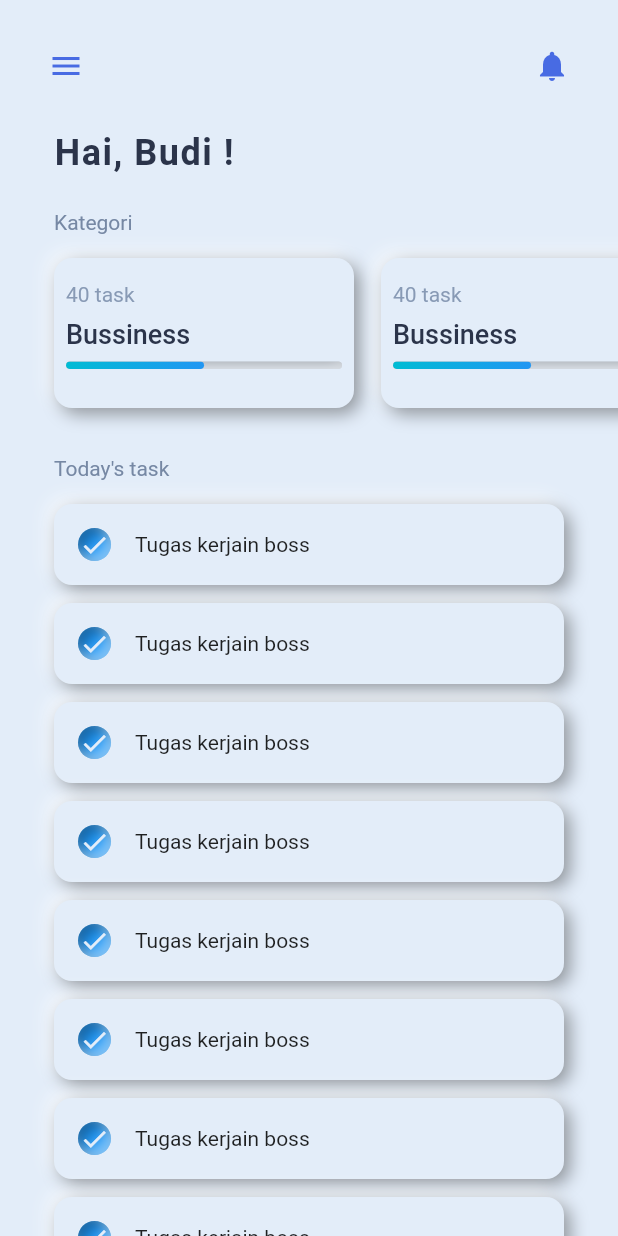
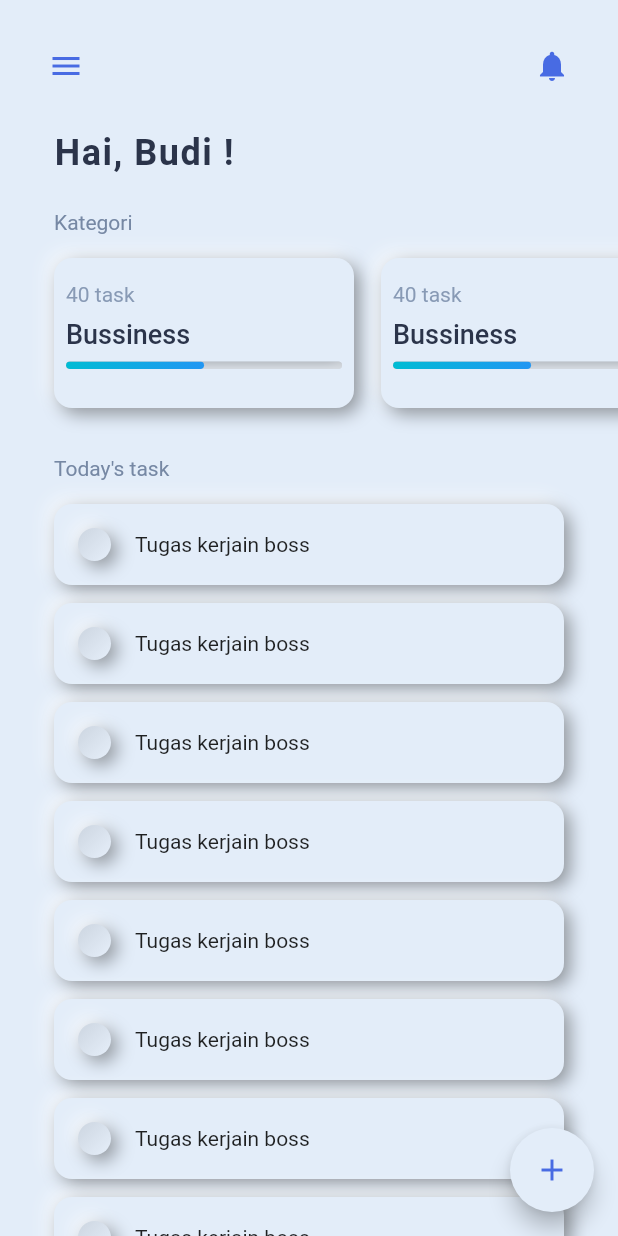
Before and after one commit to hanifann/Neo-List, a Flutter app: the screen it shows after launch, on a phone screen of 412 x 824 dp. Run offline on Flutter 3.47's test engine with Material 2 defaults, Android fonts, the phone set to English and light mode, and no system bars; drawn by our look-alikes of flutter_neumorphic; our stand-ins replace date_time_picker, get, hexcolor.

Commit message:
add input data UI

```diff
--- a/lib/main.dart
+++ b/lib/main.dart
@@ -1,5 +1,6 @@
 import 'package:flutter/material.dart';
 import 'package:flutter_neumorphic/flutter_neumorphic.dart';
+import 'package:get/get.dart';
 import 'package:hexcolor/hexcolor.dart';
 import 'package:neo_list/view/home/home_screen.dart';
 
@@ -19,7 +20,12 @@ class MyApp extends StatelessWidget {
         lightSource: LightSource.topLeft,
         depth: 8,
       ),
-      home: HomeScreen(),
+      home: GetMaterialApp(
+        debugShowCheckedModeBanner: false,
+        themeMode: ThemeMode.light,
+        home: HomeScreen(),
+        theme: ThemeData(scaffoldBackgroundColor: HexColor("#e3edf9")),
+      ),
     );
   }
 }
--- a/lib/view/home/home_screen.dart
+++ b/lib/view/home/home_screen.dart
@@ -2,26 +2,31 @@ import 'dart:ui';
 
 import 'package:flutter/material.dart';
 import 'package:flutter_neumorphic/flutter_neumorphic.dart';
+import 'package:get/get.dart';
+import 'package:hexcolor/hexcolor.dart';
 import 'package:neo_list/share/colors.dart';
+import 'package:neo_list/view/insert/input_data_screen.dart';
 
 import 'card_widget.dart';
 
 class HomeScreen extends StatelessWidget {
-  bool aaa = false;
   @override
   Widget build(BuildContext context) {
     return Scaffold(
         appBar: NeumorphicAppBar(
-          leading: InkWell(
-          child: Icon(
-            Icons.menu,
+          leading: IconButton(
+            icon: Icon(Icons.menu),
             color: accentColor,
-          ),
+            onPressed: () {
+            },
           ),
           actions: [
-          Icon(
-            Icons.notifications,
+            IconButton(
+              icon: Icon(Icons.notifications),
               color: accentColor,
+              onPressed: () {
+
+              },
             )
           ],
         ),
@@ -30,28 +35,26 @@ class HomeScreen extends StatelessWidget {
           child: Column(
             crossAxisAlignment: CrossAxisAlignment.start,
             children: [
-            Text("Hai, Budi !",
+              Text(
+                "Hai, Budi !",
                 style: TextStyle(
                     fontSize: 24.0,
                     fontWeight: FontWeight.bold,
                     letterSpacing: 1.0,
-              color: textColor
-            ),),
+                    color: textColor),
+              ),
               SizedBox(height: 24.0),
-            Text("Kategori",
-              style: TextStyle(
-                color: secTextColor
-              ),
+              Text(
+                "Kategori",
+                style: TextStyle(color: secTextColor),
               ),
               SizedBox(height: 16.0),
               CardWidget(),
               SizedBox(height: 32.0),
-            Text("Today's task",
-              style: TextStyle(
-                color: secTextColor
-              )
+              Text("Today's task", style: TextStyle(color: secTextColor)),
+              SizedBox(
+                height: 16.0,
               ),
-            SizedBox(height: 16.0,),
               Expanded(
                 child: ListView.builder(
                   clipBehavior: Clip.none,
@@ -64,16 +67,16 @@ class HomeScreen extends StatelessWidget {
                       child: Neumorphic(
                         style: NeumorphicStyle(
                             shape: NeumorphicShape.flat,
-                        boxShape: NeumorphicBoxShape.roundRect(BorderRadius.circular(12))
-                      ),
+                            boxShape: NeumorphicBoxShape.roundRect(
+                                BorderRadius.circular(12))),
                         child: Padding(
                           padding: const EdgeInsets.all(16.0),
                           child: Row(
                             children: [
                               NeumorphicCheckbox(
                                 padding: EdgeInsets.all(1.0),
-                              value: true,
-                              onChanged: (x){
+                                value: false,
+                                onChanged: (x) {
                                   print("asd");
                                 },
                                 style: NeumorphicCheckboxStyle(
@@ -92,7 +95,14 @@ class HomeScreen extends StatelessWidget {
               )
             ],
           ),
-      )
+        ),
+        floatingActionButton: FloatingActionButton(
+          onPressed: () {
+            Get.to(InsertDataScreen());
+           },
+          child: Icon(Icons.add, color: accentColor,),
+          backgroundColor: HexColor("#e3edf9"),
+        ),
       );
   }
 }
--- a/pubspec.yaml
+++ b/pubspec.yaml
@@ -23,12 +23,10 @@ environment:
 dependencies:
   flutter:
     sdk: flutter
-  circular_check_box: ^1.0.4
   cupertino_icons: ^0.1.3
+  date_time_picker: ^1.1.0
   flutter_neumorphic: ^3.0.3
-  flutter_staggered_grid_view: ^0.3.2
   get: ^3.21.3
-  google_fonts: ^1.1.1
   hexcolor: ^1.0.6
 
 dev_dependencies:
```
Also changed, not shown: lib/view/insert/input_data_screen.dart (added, +85 -0 lines), pubspec.lock. Lines whose indentation alone changed are shown as unchanged.
